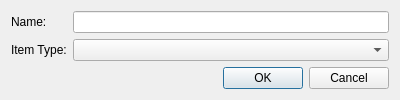
The window that Source/Tome/Features/Types/View/listwindow.ui (npruehs/tome-editor) describes before a commit, drawn with Qt 5.
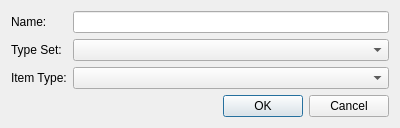
The same window after the commit.

Commit message: ADDED: Fields - Moving custom types between files.

The edit to the form file:
```diff
--- a/Source/Tome/Features/Types/View/listwindow.ui
+++ b/Source/Tome/Features/Types/View/listwindow.ui
@@ -24,17 +24,17 @@
    <item row="0" column="1">
     <widget class="QLineEdit" name="lineEdit"/>
    </item>
-   <item row="1" column="0">
+   <item row="2" column="0">
     <widget class="QLabel" name="labelItemType">
      <property name="text">
       <string>Item Type:</string>
      </property>
     </widget>
    </item>
-   <item row="1" column="1">
-    <widget class="QComboBox" name="comboBox"/>
-   </item>
    <item row="2" column="1">
+    <widget class="QComboBox" name="comboBoxItemType"/>
+   </item>
+   <item row="3" column="1">
     <widget class="QDialogButtonBox" name="buttonBox">
      <property name="orientation">
       <enum>Qt::Horizontal</enum>
@@ -44,6 +44,16 @@
      </property>
     </widget>
    </item>
+   <item row="1" column="0">
+    <widget class="QLabel" name="labelTypeSet">
+     <property name="text">
+      <string>Type Set:</string>
+     </property>
+    </widget>
+   </item>
+   <item row="1" column="1">
+    <widget class="QComboBox" name="comboBoxTypeSet"/>
+   </item>
   </layout>
  </widget>
  <resources/>
```
The commit also changes 14 other files.
